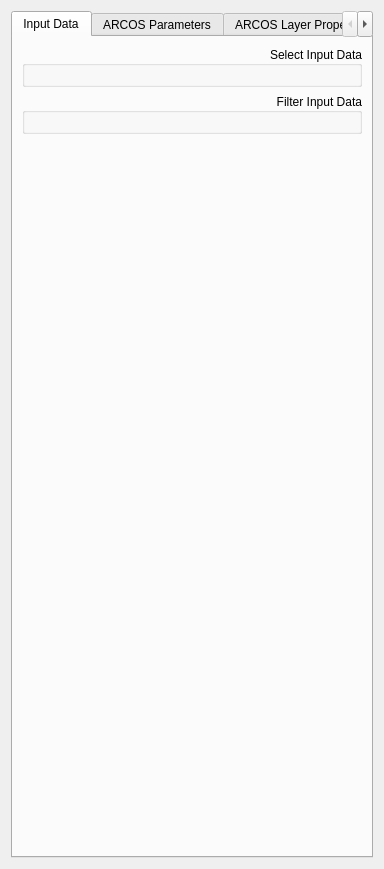
This is src/arcos_gui/_ui/main_widget.ui in bgraedel/arcos-gui as Qt 5 draws it before an edit. The edited form follows.
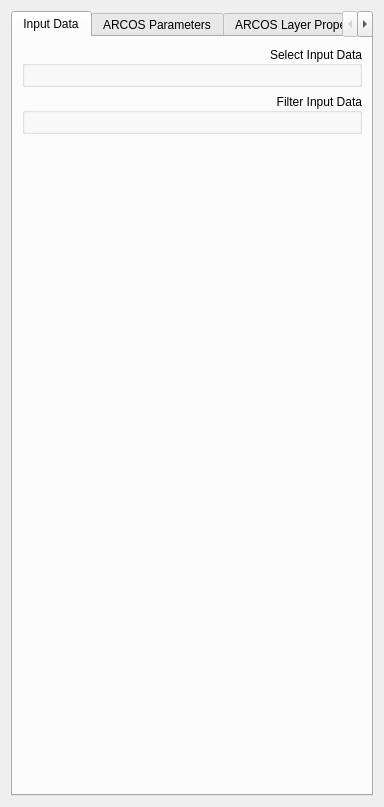
This is the edited form.

Diff of the .ui file:
```diff
--- a/src/arcos_gui/_ui/main_widget.ui
+++ b/src/arcos_gui/_ui/main_widget.ui
@@ -7,7 +7,7 @@
     <x>0</x>
     <y>0</y>
     <width>384</width>
-    <height>869</height>
+    <height>807</height>
    </rect>
   </property>
   <property name="windowTitle">
@@ -96,6 +96,9 @@
          <property name="orientation">
           <enum>Qt::Vertical</enum>
          </property>
+         <property name="sizeType">
+          <enum>QSizePolicy::Expanding</enum>
+         </property>
          <property name="sizeHint" stdset="0">
           <size>
            <width>20</width>
```
Left out of the diff: 12 changed lines with no effect on the pictures.
